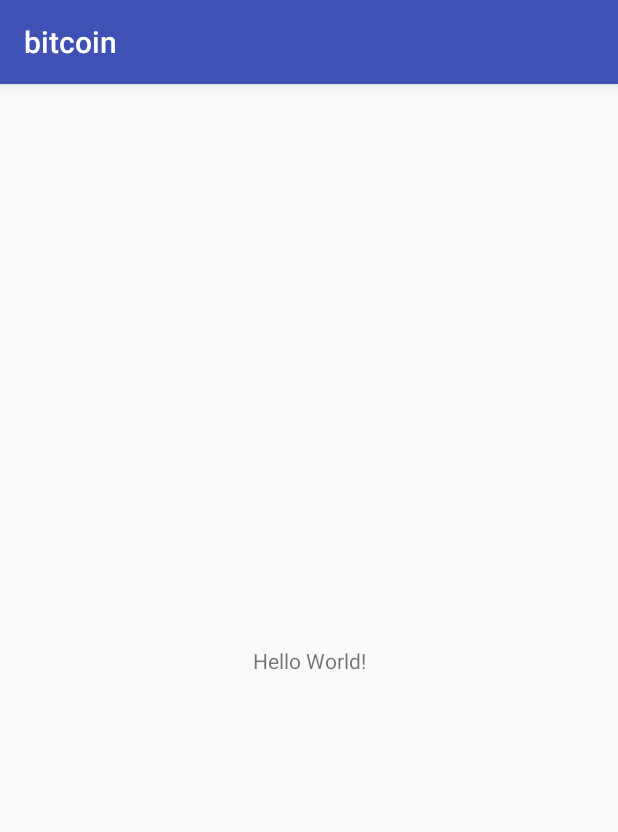
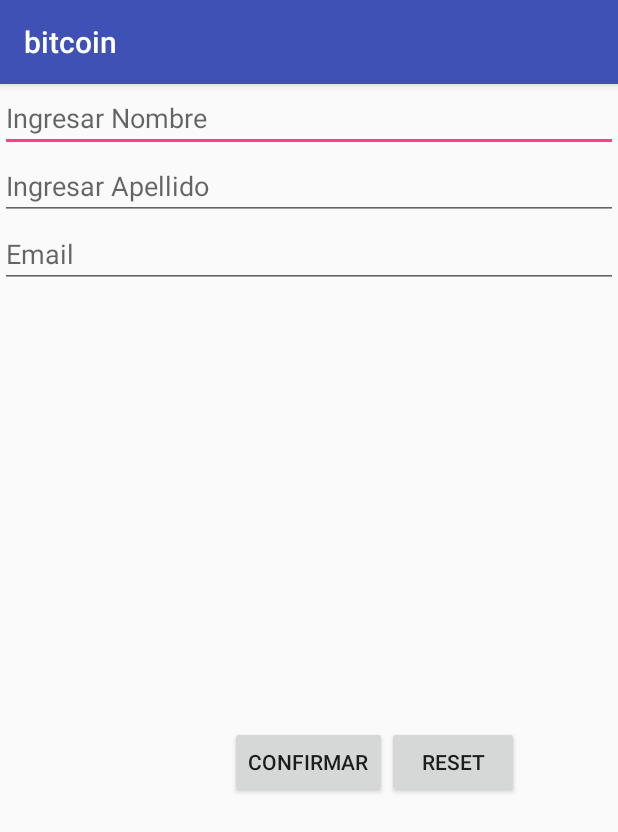
Before and after one commit to vloxomire/bitcoin, an Android app: the screen it shows after launch (MainActivity), on a phone screen of 412 x 824 dp. Shown: the top 832 px of the screen. Run offline under Robolectric (Android 15) with nearby library versions, the phone set to English and light mode, and no system bars.

```diff
--- /dev/null
+++ b/app/src/main/java/itmaster/max/bitcoin/ListenerConfirmar.java
@@ -0,0 +1,16 @@
+package itmaster.max.bitcoin;
+
+import android.view.View;
+
+public class ListenerConfirmar implements View.OnClickListener {
+    MainActivity context;
+
+    public ListenerConfirmar(MainActivity context) {
+        this.context = context;
+    }
+
+    @Override
+    public void onClick(View view) {
+
+    }
+}
--- /dev/null
+++ b/app/src/main/java/itmaster/max/bitcoin/ListenerReset.java
@@ -0,0 +1,20 @@
+package itmaster.max.bitcoin;
+
+import android.app.Activity;
+import android.view.View;
+
+public class ListenerReset implements View.OnClickListener {
+    MainActivity context;
+
+    public ListenerReset(MainActivity pcontext) {
+        this.context = pcontext;
+    }
+
+    @Override
+    public void onClick(View view) {
+        context.getEt1().setText("");
+        context.getEt2().setText("");
+        context.getEt3().setText("");
+
+    }
+}
--- a/app/src/main/java/itmaster/max/bitcoin/MainActivity.java
+++ b/app/src/main/java/itmaster/max/bitcoin/MainActivity.java
@@ -2,12 +2,40 @@ package itmaster.max.bitcoin;
 
 import android.support.v7.app.AppCompatActivity;
 import android.os.Bundle;
+import android.widget.Button;
+import android.widget.EditText;
 
 public class MainActivity extends AppCompatActivity {
+
+    private EditText et1, et2, et3;
+    private Button confirmar, reset;
+    private ListenerConfirmar listenerConfirmar;
+    private ListenerReset listenerReset;
+
+    public EditText getEt1() {
+        return et1;
+    }
+
+    public EditText getEt2() {
+        return et2;
+    }
+
+    public EditText getEt3() {
+        return et3;
+    }
 
     @Override
     protected void onCreate(Bundle savedInstanceState) {
         super.onCreate(savedInstanceState);
         setContentView(R.layout.activity_main);
+        et1 = findViewById(R.id.et1);
+        et2 = findViewById(R.id.et2);
+        et3 = findViewById(R.id.et3);
+        confirmar = findViewById(R.id.confirmar);
+        reset = findViewById(R.id.reset);
+        listenerConfirmar = new ListenerConfirmar(this);
+        listenerReset = new ListenerReset(this);
+
+
     }
 }
--- a/app/src/main/res/layout/activity_main.xml
+++ b/app/src/main/res/layout/activity_main.xml
@@ -1,18 +1,49 @@
 <?xml version="1.0" encoding="utf-8"?>
-<android.support.constraint.ConstraintLayout xmlns:android="http://schemas.android.com/apk/res/android"
+<LinearLayout
+    xmlns:android="http://schemas.android.com/apk/res/android"
+    xmlns:tools="http://schemas.android.com/tools"
     xmlns:app="http://schemas.android.com/apk/res-auto"
-    xmlns:tools="http://schemas.android.com/tools"
     android:layout_width="match_parent"
     android:layout_height="match_parent"
-    tools:context=".MainActivity">
+    tools:context=".MainActivity"
+    android:orientation="vertical"
+    >
+    <EditText
+        android:layout_width="match_parent"
+        android:layout_height="wrap_content"
+        android:hint="Ingresar Nombre"
+        android:id="@+id/et1"/>
 
-    <TextView
-        android:layout_width="wrap_content"
+    <EditText
+        android:layout_width="match_parent"
         android:layout_height="wrap_content"
-        android:text="Hello World!"
-        app:layout_constraintBottom_toBottomOf="parent"
-        app:layout_constraintLeft_toLeftOf="parent"
-        app:layout_constraintRight_toRightOf="parent"
-        app:layout_constraintTop_toTopOf="parent" />
+        android:hint="Ingresar Apellido"
+        android:id="@+id/et2"/>
 
-</android.support.constraint.ConstraintLayout>
+    <EditText
+        android:layout_width="match_parent"
+        android:layout_height="wrap_content"
+        android:hint="Email"
+        android:id="@+id/et3"/>
+    <RelativeLayout
+        android:layout_width="match_parent"
+        android:layout_height="match_parent">
+        <Button
+            android:layout_width="wrap_content"
+            android:layout_height="wrap_content"
+            android:text="CONFIRMAR"
+            android:id="@+id/confirmar"
+            android:layout_centerInParent="true"
+
+            />
+        <Button
+            android:layout_width="wrap_content"
+            android:layout_height="wrap_content"
+            android:text="RESET"
+            android:layout_gravity="bottom"
+            android:id="@+id/reset"
+            android:layout_toRightOf="@id/confirmar"
+            android:layout_centerInParent="true"/>
+    </RelativeLayout>
+
+</LinearLayout>
```
